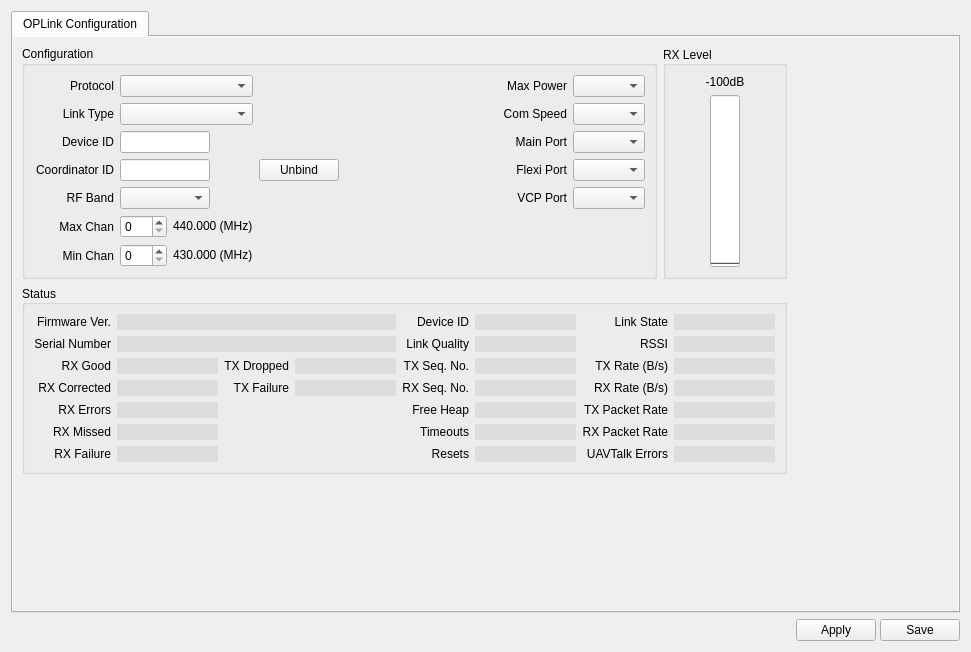
Before: the Qt Designer form ground/gcs/src/plugins/config/oplink.ui in librepilot/LibrePilot, drawn with Qt 5.
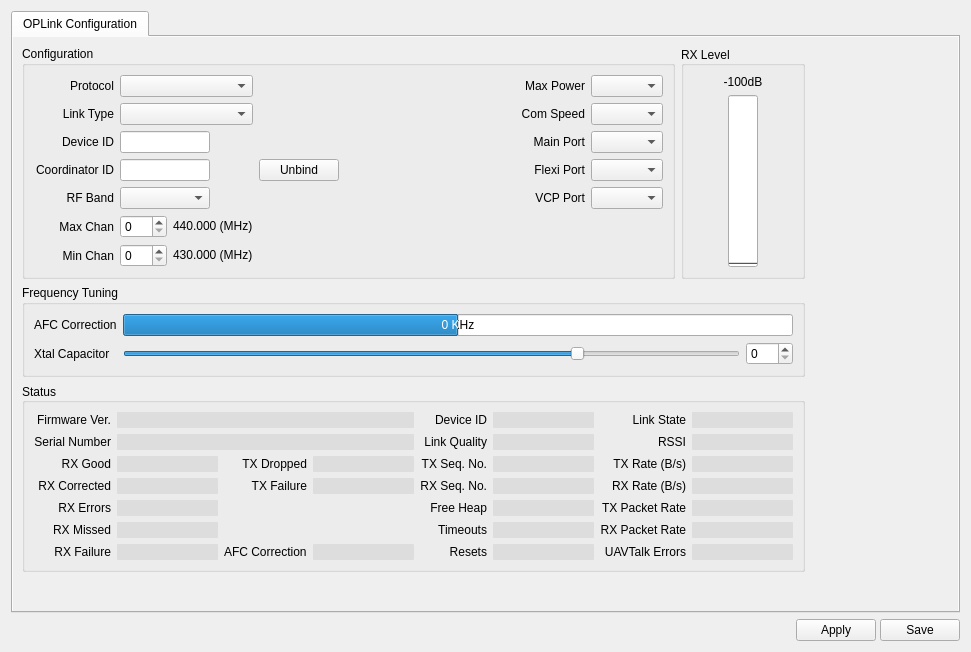
After: the same form once the commit is applied. Icons and pictures are not drawn.

Commit message: LP-346 RFM22 tuning: Add Gui for tuning.

The edit to the form file:
```diff
--- a/ground/gcs/src/plugins/config/oplink.ui
+++ b/ground/gcs/src/plugins/config/oplink.ui
@@ -776,7 +776,7 @@
              </item>
             </layout>
            </item>
-           <item row="2" column="0">
+           <item row="4" column="0">
             <spacer name="verticalSpacer">
              <property name="orientation">
               <enum>Qt::Vertical</enum>
@@ -789,7 +789,7 @@
              </property>
             </spacer>
            </item>
-           <item row="1" column="0">
+           <item row="3" column="0">
             <widget class="QGroupBox" name="statusGroupBox">
              <property name="minimumSize">
               <size>
@@ -1866,10 +1866,30 @@
                 </property>
                </widget>
               </item>
+              <item row="7" column="2">
+               <widget class="QLabel" name="label_3">
+                <property name="text">
+                 <string>AFC Correction</string>
+                </property>
+               </widget>
+              </item>
+              <item row="7" column="3">
+               <widget class="QLineEdit" name="AFCCorrection">
+                <property name="maximumSize">
+                 <size>
+                  <width>101</width>
+                  <height>16777215</height>
+                 </size>
+                </property>
+                <property name="toolTip">
+                 <string>The automatic frequency correction in Hz.</string>
+                </property>
+               </widget>
+              </item>
              </layout>
             </widget>
            </item>
-           <item row="1" column="1">
+           <item row="3" column="1">
             <spacer name="horizontalSpacer_3">
              <property name="orientation">
               <enum>Qt::Horizontal</enum>
@@ -1882,6 +1902,95 @@
              </property>
             </spacer>
            </item>
+           <item row="2" column="0">
+            <widget class="QGroupBox" name="FrequencyTuning">
+             <property name="title">
+              <string>Frequency Tuning</string>
+             </property>
+             <layout class="QGridLayout" name="gridLayout_5">
+              <property name="leftMargin">
+               <number>9</number>
+              </property>
+              <property name="topMargin">
+               <number>9</number>
+              </property>
+              <property name="rightMargin">
+               <number>9</number>
+              </property>
+              <property name="bottomMargin">
+               <number>9</number>
+              </property>
+              <item row="1" column="1">
+               <widget class="QSlider" name="RFXtalCapSlider">
+                <property name="toolTip">
+                 <string>The xtal capacitor value for fine tune frequency and get a AFC value close to zero. Default value is 127.</string>
+                </property>
+                <property name="maximum">
+                 <number>171</number>
+                </property>
+                <property name="pageStep">
+                 <number>1</number>
+                </property>
+                <property name="value">
+                 <number>127</number>
+                </property>
+                <property name="orientation">
+                 <enum>Qt::Horizontal</enum>
+                </property>
+               </widget>
+              </item>
+              <item row="1" column="2">
+               <widget class="QSpinBox" name="RFXtalCapValue">
+                <property name="toolTip">
+                 <string>The xtal capacitor value for fine tune frequency and get a AFC value close to zero. Default value is 127.</string>
+                </property>
+                <property name="maximum">
+                 <number>171</number>
+                </property>
+               </widget>
+              </item>
+              <item row="1" column="0">
+               <widget class="QLabel" name="label">
+                <property name="text">
+                 <string>Xtal Capacitor</string>
+                </property>
+               </widget>
+              </item>
+              <item row="0" column="1" colspan="2">
+               <widget class="QProgressBar" name="AFCCorrectionBar">
+                <property name="toolTip">
+                 <string>The Automatic Frequency Correction: How much the modem will correct a frequency misalignement between the two modems.</string>
+                </property>
+                <property name="minimum">
+                 <number>-50</number>
+                </property>
+                <property name="maximum">
+                 <number>50</number>
+                </property>
+                <property name="value">
+                 <number>0</number>
+                </property>
+                <property name="alignment">
+                 <set>Qt::AlignCenter</set>
+                </property>
+                <property name="textVisible">
+                 <bool>true</bool>
+                </property>
+                <property name="format">
+                 <string>%v KHz</string>
+                </property>
+               </widget>
+              </item>
+              <item row="0" column="0">
+               <widget class="QLabel" name="label_4">
+                <property name="text">
+                 <string>AFC Correction</string>
+                </property>
+               </widget>
+              </item>
+             </layout>
+            </widget>
+           </item>
           </layout>
          </widget>
         </widget>
```
Left out of the diff: 32 changed lines with no effect on the pictures. The commit also changes 1 other file.
